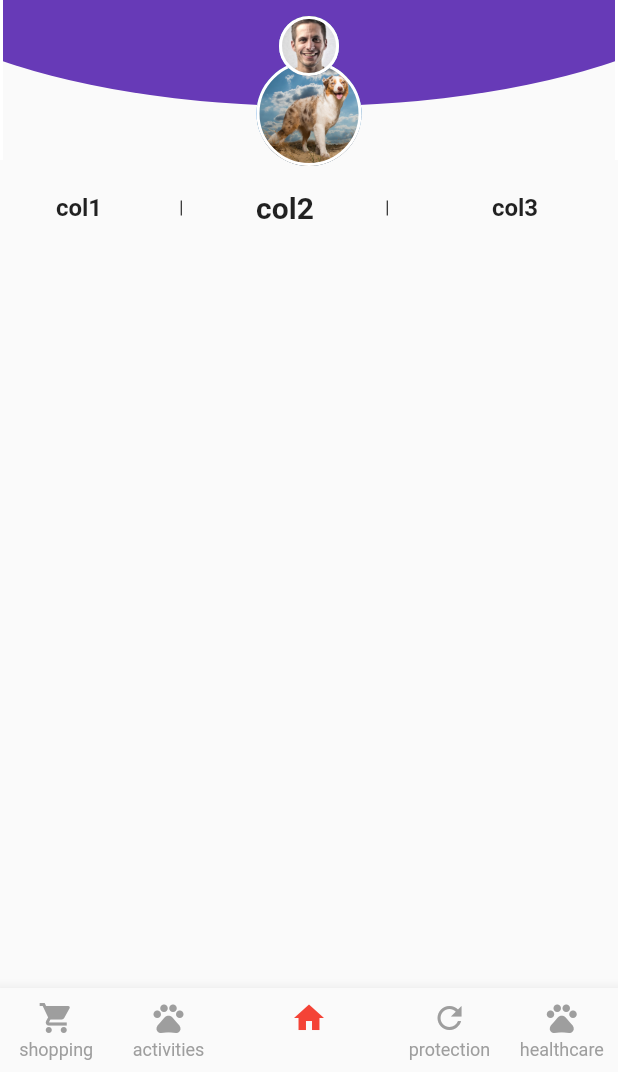
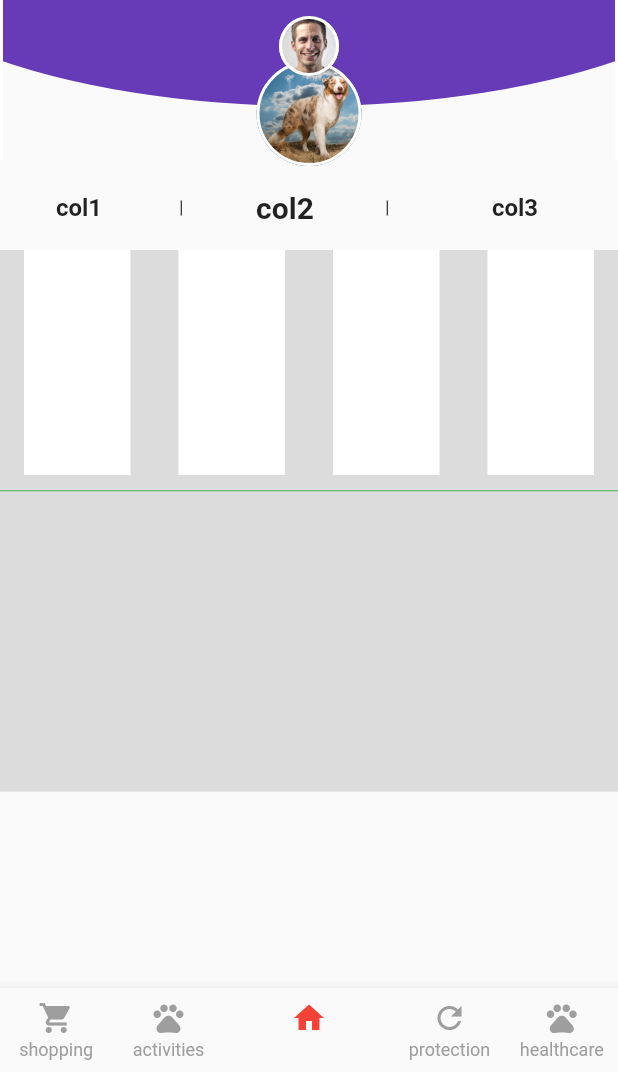
Before and after one commit to AndreyMokryj/flutter_ui_test, a Flutter app: the screen it shows after launch, on a phone screen of 412 x 824 dp, the part 164-1236 px from its top. Run offline on Flutter 3.47's test engine with Material 2 defaults, Android fonts, the phone set to English and light mode, and no system bars.

Commit message:
4 buttons draft

```diff
--- a/lib/home.dart
+++ b/lib/home.dart
@@ -172,6 +172,72 @@ class HomePage extends StatelessWidget {
                 ),
               ],
             ),
+
+// Dog pictures zone
+            Container(
+//              height: 300,
+              color: Colors.black12,
+              child: SingleChildScrollView(
+                child: Column(
+                  children: <Widget>[
+                    Row(
+                      children: <Widget>[
+                        Expanded(
+                          child: SizedBox(
+                            height: 150,
+                            child: FlatButton(
+                              child: Container(
+                                color: Colors.white,
+                              ),
+                            ),
+                          ),
+                        ),
+                        Expanded(
+                          child: SizedBox(
+                            height: 150,
+                            child: FlatButton(
+                              child: Container(
+                                color: Colors.white,
+                              ),
+                            ),
+                          ),
+                        ),
+                        Expanded(
+                          child: SizedBox(
+                            height: 150,
+                            child: FlatButton(
+                              child: Container(
+                                color: Colors.white,
+                              ),
+                            ),
+                          ),
+                        ),
+                        Expanded(
+                          child: SizedBox(
+                            height: 150,
+                            child: FlatButton(
+                              child: Container(
+                                color: Colors.white,
+                              ),
+                            ),
+                          ),
+                        ),
+                      ],
+                    ),
+                    SizedBox(
+                      height: 10,
+                    ),
+                    Divider(
+                      color: Colors.green,
+                      height: 1,
+                    ),
+                    SizedBox(
+                      height: 200,
+                    )
+                  ],
+                ),
+              ),
+            ),
           ],
         ),
 
```
